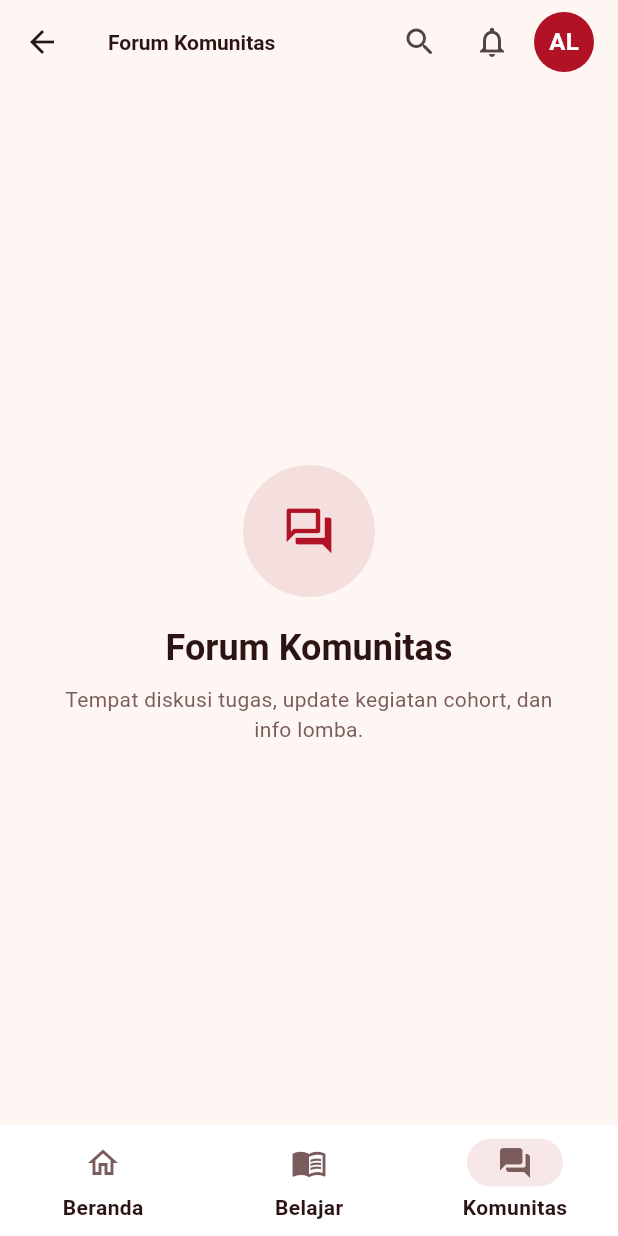
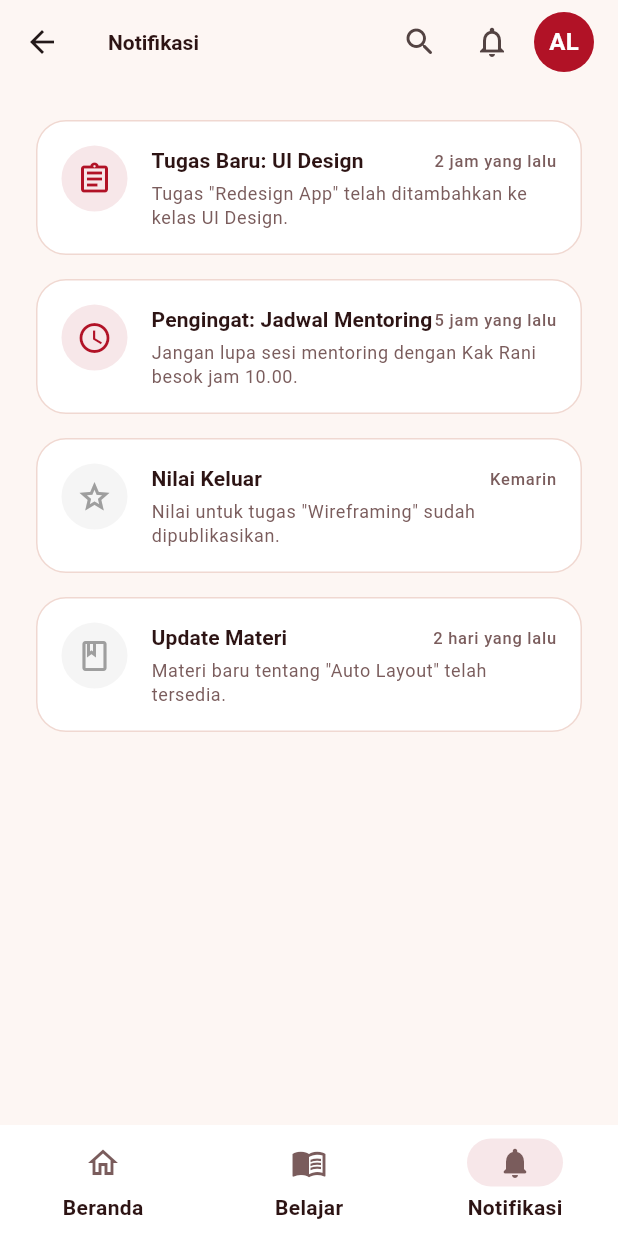
Before and after one commit to AlvinSetyaPranata/tugas_uas, a Flutter app: the HomeScreen screen opened by its route, item 3 of the bottom bar chosen, on a phone screen of 412 x 824 dp. Run offline on Flutter 3.47's test engine with Material 3 defaults, Android fonts, the phone set to English and light mode, and no system bars; our stand-ins replace image_picker; Roboto replaces fonts that are missing (Plus Jakarta Sans).

Commit message:
FIX: Updated changed form tabs to notifcation tab

```diff
--- a/lib/screens/home_screen.dart
+++ b/lib/screens/home_screen.dart
@@ -5,6 +5,7 @@ import '../theme.dart';
 import '../widgets/primary_button.dart';
 import 'learning_detail_screen.dart';
 import 'learning_list_screen.dart';
+import 'notification_screen.dart';
 
 class HomeScreen extends StatefulWidget {
   const HomeScreen({super.key});
@@ -28,11 +29,7 @@ class _HomeScreenState extends State<HomeScreen> {
         children: [
           _HomeTabContent(onAccountTap: _openAccountDialog),
           const LearningListScreen(),
-          const _ComingSoonTab(
-            title: 'Forum Komunitas',
-            description: 'Tempat diskusi tugas, update kegiatan cohort, dan info lomba.',
-            icon: Icons.forum_outlined,
-          ),
+          const NotificationScreen(),
         ],
       ),
       bottomNavigationBar: NavigationBar(
@@ -40,7 +37,7 @@ class _HomeScreenState extends State<HomeScreen> {
         destinations: const [
           NavigationDestination(icon: Icon(Icons.home_outlined), selectedIcon: Icon(Icons.home_rounded), label: 'Beranda'),
           NavigationDestination(icon: Icon(Icons.menu_book_outlined), selectedIcon: Icon(Icons.menu_book_rounded), label: 'Belajar'),
-          NavigationDestination(icon: Icon(Icons.forum_outlined), selectedIcon: Icon(Icons.forum_rounded), label: 'Komunitas'),
+          NavigationDestination(icon: Icon(Icons.notifications_outlined), selectedIcon: Icon(Icons.notifications_rounded), label: 'Notifikasi'),
         ],
         selectedIndex: _navIndex,
         onDestinationSelected: (value) => setState(() => _navIndex = value),
@@ -53,7 +50,7 @@ class _HomeScreenState extends State<HomeScreen> {
       case 1:
         return AppBar(title: const Text('Modul Belajar'), actions: _defaultActions);
       case 2:
-        return AppBar(title: const Text('Forum Komunitas'), actions: _defaultActions);
+        return AppBar(title: const Text('Notifikasi'), actions: _defaultActions);
       default:
         return AppBar(title: const Text('Lumi LMS'), actions: _defaultActions);
     }
@@ -735,45 +732,3 @@ class _TagChip extends StatelessWidget {
     );
   }
 }
-
-class _ComingSoonTab extends StatelessWidget {
-  const _ComingSoonTab({required this.title, required this.description, required this.icon});
-
-  final String title;
-  final String description;
-  final IconData icon;
-
-  @override
-  Widget build(BuildContext context) {
-    final theme = Theme.of(context);
-    return Container(
-      color: AppColors.background,
-      child: Center(
-        child: Padding(
-          padding: const EdgeInsets.all(32),
-          child: Column(
-            mainAxisSize: MainAxisSize.min,
-            children: [
-              CircleAvatar(
-                radius: 44,
-                backgroundColor: AppColors.primary.withOpacity(.1),
-                child: Icon(icon, color: AppColors.primary, size: 36),
-              ),
-              const SizedBox(height: 18),
-              Text(
-                title,
-                style: theme.textTheme.headlineSmall?.copyWith(fontWeight: FontWeight.w700),
-              ),
-              const SizedBox(height: 8),
-              Text(
-                description,
-                textAlign: TextAlign.center,
-                style: theme.textTheme.bodyMedium?.copyWith(color: AppColors.textSecondary),
-              ),
-            ],
-          ),
-        ),
-      ),
-    );
-  }
-}
--- /dev/null
+++ b/lib/screens/notification_screen.dart
@@ -0,0 +1,126 @@
+import 'package:flutter/material.dart';
+import '../theme.dart';
+
+class NotificationScreen extends StatelessWidget {
+  const NotificationScreen({super.key});
+
+  @override
+  Widget build(BuildContext context) {
+    return ListView.builder(
+      padding: const EdgeInsets.all(24),
+      itemCount: _notifications.length,
+      itemBuilder: (context, index) {
+        final notification = _notifications[index];
+        return Container(
+          margin: const EdgeInsets.only(bottom: 16),
+          padding: const EdgeInsets.all(16),
+          decoration: BoxDecoration(
+            color: Colors.white,
+            borderRadius: BorderRadius.circular(20),
+            border: Border.all(color: AppColors.border),
+          ),
+          child: Row(
+            crossAxisAlignment: CrossAxisAlignment.start,
+            children: [
+              Container(
+                padding: const EdgeInsets.all(10),
+                decoration: BoxDecoration(
+                  color: notification.isUnread
+                      ? AppColors.primary.withOpacity(0.1)
+                      : Colors.grey.withOpacity(0.1),
+                  shape: BoxShape.circle,
+                ),
+                child: Icon(
+                  notification.icon,
+                  color: notification.isUnread ? AppColors.primary : Colors.grey,
+                  size: 24,
+                ),
+              ),
+              const SizedBox(width: 16),
+              Expanded(
+                child: Column(
+                  crossAxisAlignment: CrossAxisAlignment.start,
+                  children: [
+                    Row(
+                      mainAxisAlignment: MainAxisAlignment.spaceBetween,
+                      children: [
+                        Expanded(
+                          child: Text(
+                            notification.title,
+                            style: Theme.of(context).textTheme.titleSmall?.copyWith(
+                                  fontWeight: FontWeight.w700,
+                                ),
+                          ),
+                        ),
+                        Text(
+                          notification.time,
+                          style: Theme.of(context).textTheme.labelSmall?.copyWith(
+                                color: AppColors.textSecondary,
+                              ),
+                        ),
+                      ],
+                    ),
+                    const SizedBox(height: 4),
+                    Text(
+                      notification.message,
+                      style: Theme.of(context).textTheme.bodySmall?.copyWith(
+                            color: AppColors.textSecondary,
+                          ),
+                    ),
+                  ],
+                ),
+              ),
+            ],
+          ),
+        );
+      },
+    );
+  }
+}
+
+class _NotificationItem {
+  final String title;
+  final String message;
+  final String time;
+  final IconData icon;
+  final bool isUnread;
+
+  const _NotificationItem({
+    required this.title,
+    required this.message,
+    required this.time,
+    required this.icon,
+    this.isUnread = false,
+  });
+}
+
+final List<_NotificationItem> _notifications = [
+  const _NotificationItem(
+    title: 'Tugas Baru: UI Design',
+    message: 'Tugas "Redesign App" telah ditambahkan ke kelas UI Design.',
+    time: '2 jam yang lalu',
+    icon: Icons.assignment_outlined,
+    isUnread: true,
+  ),
+  const _NotificationItem(
+    title: 'Pengingat: Jadwal Mentoring',
+    message: 'Jangan lupa sesi mentoring dengan Kak Rani besok jam 10.00.',
+    time: '5 jam yang lalu',
+    icon: Icons.access_time,
+    isUnread: true,
+  ),
+  const _NotificationItem(
+    title: 'Nilai Keluar',
+    message: 'Nilai untuk tugas "Wireframing" sudah dipublikasikan.',
+    time: 'Kemarin',
+    icon: Icons.grade_outlined,
+    isUnread: false,
+  ),
+  const _NotificationItem(
+    title: 'Update Materi',
+    message: 'Materi baru tentang "Auto Layout" telah tersedia.',
+    time: '2 hari yang lalu',
+    icon: Icons.book_outlined,
+    isUnread: false,
+  ),
+];
```
